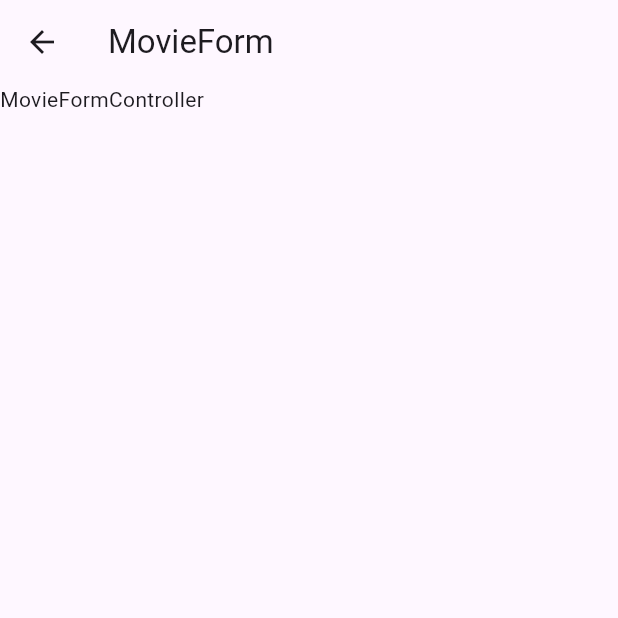
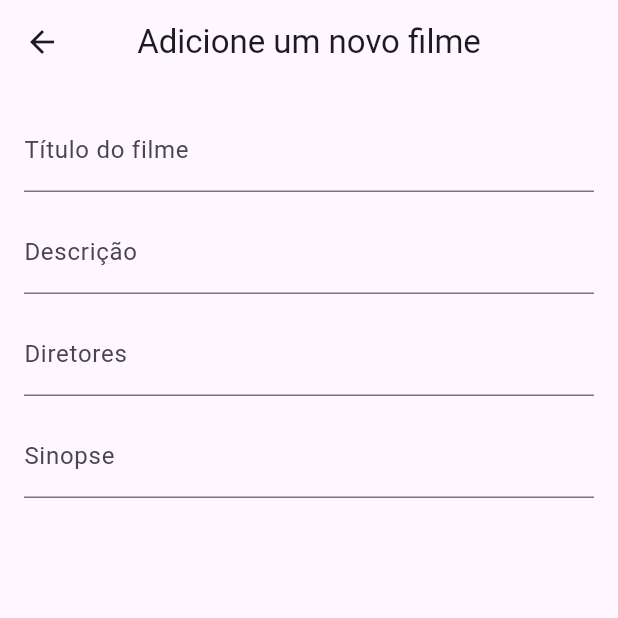
Before and after one commit to davi-matta/Projeto_biblioteca_de_filmes_em_flutter, a Flutter app: the MovieForm screen opened by its route, on a phone screen of 412 x 824 dp, the top half of it. Run offline on Flutter 3.47's test engine with Material 3 defaults, Android fonts, the phone set to English and light mode, and no system bars; our stand-ins replace get; missing offline and left inert: vertical_card_pager.

Commit message:
feat: criação de  widgets para por as especificações dos filmes

```diff
--- a/lib/app/modules/movies/UI/movie_form.dart
+++ b/lib/app/modules/movies/UI/movie_form.dart
@@ -3,17 +3,69 @@ import 'package:flutter/material.dart';
 import 'package:get/get.dart';
 
 class MovieForm extends GetView<MoviesController> {
-  const MovieForm({super.key});
-
+  MovieForm({super.key});
+  final GlobalKey<FormState> _formKey = GlobalKey<FormState>();
 
   @override
   Widget build(BuildContext context) {
+    return Scaffold(
+      appBar: AppBar(title: Text('Adicione um novo filme'), centerTitle: true),
 
-    return Scaffold(
-    appBar: AppBar(title: Text('MovieForm')),
+      body: Padding(
+        padding: const EdgeInsets.all(16.0),
+        child: Form(
+          key: _formKey,
+          child: SingleChildScrollView(
+            child: Column(
+              children: [
+                TextFormField(
+                  decoration: InputDecoration(labelText: 'Título do filme'),
+                  textInputAction: TextInputAction.next,
+                  validator: (v) => v == null || v.trim().isEmpty
+                      ? 'Informe o nome do filme'
+                      : null,
+                  onSaved: (v) =>
+                      controller.movieForm['title'] = v?.trim() ?? '',
+                ),
+                SizedBox(height: 12),
 
-    body: SafeArea(
-      child: Text('MovieFormController'))
+                TextFormField(
+                  decoration: InputDecoration(labelText: 'Descrição'),
+                  textInputAction: TextInputAction.next,
+                  validator: (v) => v == null || v.trim().isEmpty
+                      ? 'Informe a descrição do filme'
+                      : null,
+                  onSaved: (v) =>
+                      controller.movieForm['description'] = v?.trim() ?? '',
+                ),
+                SizedBox(height: 12),
+
+                TextFormField(
+                  decoration: InputDecoration(labelText: 'Diretores'),
+                  textInputAction: TextInputAction.next,
+                  validator: (v) => v == null || v.trim().isEmpty
+                      ? 'Informe os diretores do filme'
+                      : null,
+                  onSaved: (v) =>
+                      controller.movieForm['directors'] = v?.trim() ?? '',
+                ),
+                SizedBox(height: 12),
+
+                TextFormField(
+                  decoration: InputDecoration(labelText: 'Sinopse'),
+                  textInputAction: TextInputAction.next,
+                  validator: (v) => v == null || v.trim().isEmpty
+                      ? 'Informe a sinopse do filme'
+                      : null,
+                  onSaved: (v) =>
+                      controller.movieForm['synopsis'] = v?.trim() ?? '',
+                ),
+                SizedBox(height: 12),
+              ],
+            ),
+          ),
+        ),
+      ),
     );
   }
 }
--- a/lib/app/modules/movies/controller/movies_controller.dart
+++ b/lib/app/modules/movies/controller/movies_controller.dart
@@ -7,4 +7,14 @@ class MoviesController extends GetxController {
   void addNewMovie() {
     Get.toNamed(Routes.MOVIE_FORM);
   }
+
+  final Map<String, String> movie = {
+    'title': '',
+    'description': '',
+    'directors': '',
+    'synopsis': '',
+    'image': '',
+  };
+
+  get movieForm => null;
 }
```
